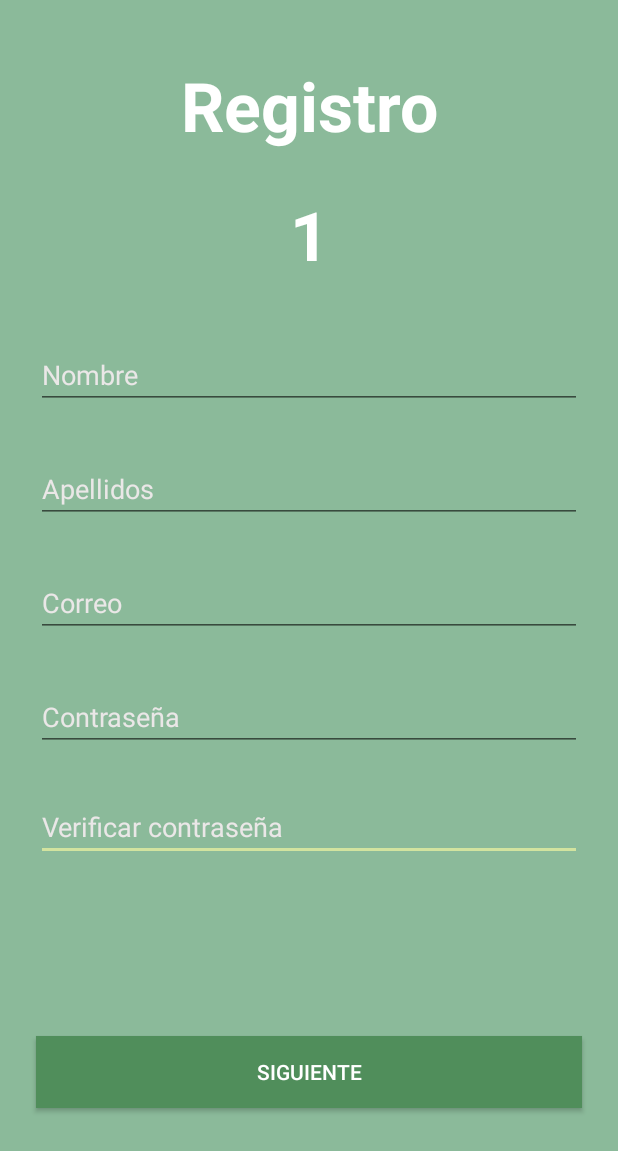
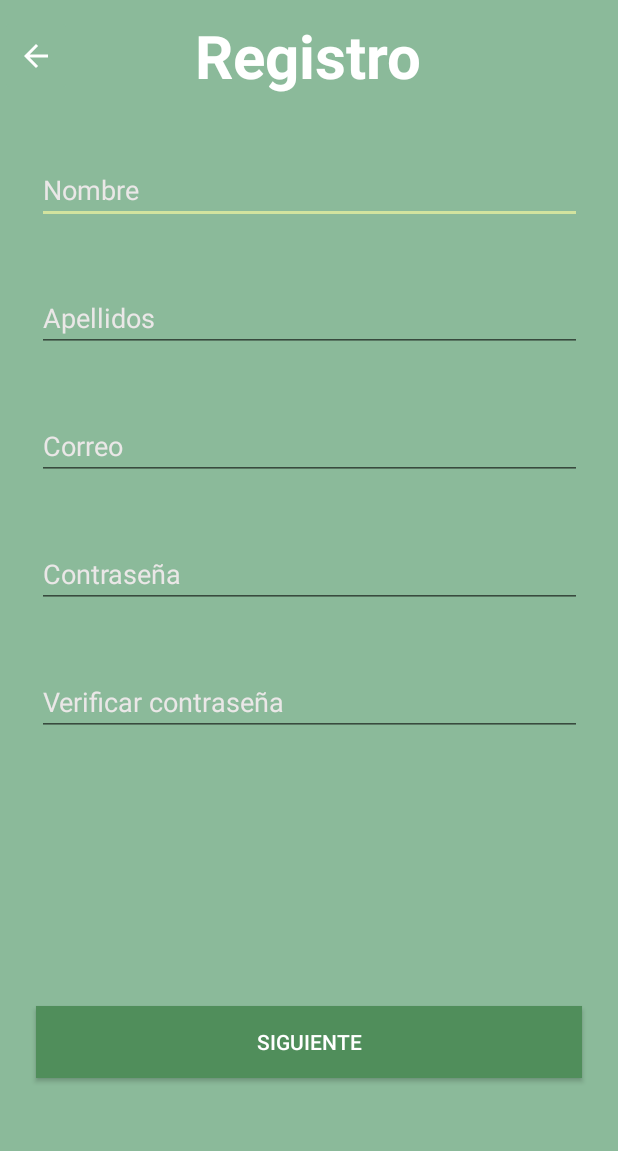
Before and after one commit to Andreyf20/SiembrApp-Android, an Android app: the RegisterActivity_Step_1 screen opened directly, with no data from a screen before it, on a phone screen of 412 x 824 dp. Shown: the top 1151 px of the screen. Run offline under Robolectric (Android 15) with nearby library versions, the phone set to English and light mode, and no system bars.

Commit message:
Added navigation between register activity 1 - 3

```diff
--- a/App/SiembrApp/app/src/main/java/com/example/siembrapp/register/RegisterActivity_Step_1.java
+++ b/App/SiembrApp/app/src/main/java/com/example/siembrapp/register/RegisterActivity_Step_1.java
@@ -2,9 +2,16 @@ package com.example.siembrapp.register;
 
 import androidx.appcompat.app.AppCompatActivity;
 
+import android.app.ActivityOptions;
+import android.content.Intent;
 import android.os.Bundle;
+import android.view.View;
+import android.widget.Button;
+import android.widget.ImageButton;
+import android.widget.Toast;
 
 import com.example.siembrapp.R;
+
 
 public class RegisterActivity_Step_1 extends AppCompatActivity {
 
@@ -12,5 +19,30 @@ public class RegisterActivity_Step_1 extends AppCompatActivity {
     protected void onCreate(Bundle savedInstanceState) {
         super.onCreate(savedInstanceState);
         setContentView(R.layout.activity_register__step_1);
+
+        final ImageButton atrasBtn = findViewById(R.id.atrasBtn);
+        final Button siguienteBtn = findViewById(R.id.continueStep2Btn);
+
+        atrasBtn.setOnClickListener(new View.OnClickListener() {
+            @Override
+            public void onClick(View v) {
+                Toast.makeText(getApplicationContext(),"Not implemented",Toast.LENGTH_SHORT).show();
+            }
+        });
+
+        siguienteBtn.setOnClickListener(new View.OnClickListener() {
+            @Override
+            public void onClick(View v) {
+                Intent registerStep2Intent = new Intent(getApplicationContext(), RegisterActivity_Step_2.class);
+                startActivity(registerStep2Intent);
+            }
+        });
+
+        atrasBtn.setOnClickListener(new View.OnClickListener() {
+            @Override
+            public void onClick(View v) {
+                finish();
+            }
+        });
     }
 }
--- a/App/SiembrApp/app/src/main/java/com/example/siembrapp/ui/login/LoginActivity.java
+++ b/App/SiembrApp/app/src/main/java/com/example/siembrapp/ui/login/LoginActivity.java
@@ -25,7 +25,6 @@ import android.widget.Toast;
 
 import com.example.siembrapp.R;
 import com.example.siembrapp.register.RegisterActivity_Step_1;
-
 
 import org.w3c.dom.Text;
 
--- a/App/SiembrApp/app/src/main/res/layout/activity_register__step_1.xml
+++ b/App/SiembrApp/app/src/main/res/layout/activity_register__step_1.xml
@@ -8,13 +8,112 @@
     android:background="@color/colorPrimary"
     tools:context=".register.RegisterActivity_Step_1">
 
+    <androidx.constraintlayout.widget.ConstraintLayout
+        android:id="@+id/linearLayout"
+        android:layout_width="match_parent"
+        android:layout_height="wrap_content"
+        android:layout_marginTop="10dp"
+        app:layout_constraintEnd_toEndOf="parent"
+        app:layout_constraintStart_toStartOf="parent"
+        app:layout_constraintTop_toTopOf="parent">
+
+        <ImageButton
+            android:id="@+id/atrasBtn"
+            android:layout_width="wrap_content"
+            android:layout_height="0dp"
+            android:backgroundTint="@color/colorPrimary"
+            app:layout_constraintBottom_toBottomOf="parent"
+            app:layout_constraintEnd_toStartOf="@+id/textView"
+            app:layout_constraintStart_toStartOf="parent"
+            app:layout_constraintTop_toTopOf="parent"
+            app:layout_constraintVertical_bias="0.0"
+            app:srcCompat="@drawable/abc_vector_test" />
+
+        <TextView
+            android:id="@+id/textView"
+            android:layout_width="0dp"
+            android:layout_height="wrap_content"
+            android:layout_marginEnd="50dp"
+            android:text="@string/registerHeading"
+            android:textAlignment="center"
+            android:textColor="#FFFFFF"
+            android:textSize="40sp"
+            android:textStyle="bold"
+            app:layout_constraintEnd_toEndOf="parent"
+            app:layout_constraintStart_toEndOf="@+id/atrasBtn"
+            />
+
+    </androidx.constraintlayout.widget.ConstraintLayout>
+
+    <EditText
+        android:id="@+id/nombreEditText"
+        android:layout_width="363dp"
+        android:layout_height="wrap_content"
+        android:layout_marginTop="40dp"
+        android:hint="@string/nombre"
+        android:inputType="text"
+        android:selectAllOnFocus="true"
+        android:textColor="#FFFFFF"
+        android:textColorHint="#EAE7E7"
+        app:layout_constraintEnd_toEndOf="parent"
+        app:layout_constraintHorizontal_bias="0.5"
+        app:layout_constraintStart_toStartOf="parent"
+        app:layout_constraintTop_toBottomOf="@+id/linearLayout" />
+
+    <EditText
+        android:id="@+id/apellidosEditText"
+        android:layout_width="363dp"
+        android:layout_height="wrap_content"
+        android:layout_marginTop="40dp"
+        android:hint="@string/apellidos"
+        android:inputType="text"
+        android:selectAllOnFocus="true"
+        android:textColor="#FFFFFF"
+        android:textColorHint="#EAE7E7"
+        app:layout_constraintEnd_toEndOf="parent"
+        app:layout_constraintHorizontal_bias="0.5"
+        app:layout_constraintStart_toStartOf="parent"
+        app:layout_constraintTop_toBottomOf="@+id/nombreEditText" />
+
+    <EditText
+        android:id="@+id/passwordET"
+        android:layout_width="363dp"
+        android:layout_height="wrap_content"
+        android:layout_marginTop="40dp"
+        android:hint="@string/prompt_password"
+        android:imeActionLabel="@string/action_sign_in_short"
+        android:imeOptions="actionDone"
+        android:inputType="textPassword"
+        android:selectAllOnFocus="true"
+        android:textColor="#FFFFFF"
+        android:textColorHint="#EAE7E7"
+        app:layout_constraintEnd_toEndOf="parent"
+        app:layout_constraintHorizontal_bias="0.5"
+        app:layout_constraintStart_toStartOf="parent"
+        app:layout_constraintTop_toBottomOf="@+id/emailET" />
+
+    <EditText
+        android:id="@+id/emailET"
+        android:layout_width="363dp"
+        android:layout_height="wrap_content"
+        android:layout_marginTop="40dp"
+        android:hint="@string/prompt_email"
+        android:imeActionLabel="@string/action_sign_in_short"
+        android:imeOptions="actionDone"
+        android:inputType="textEmailAddress"
+        android:selectAllOnFocus="true"
+        android:textColor="#FFFFFF"
+        android:textColorHint="#EAE7E7"
+        app:layout_constraintEnd_toEndOf="parent"
+        app:layout_constraintHorizontal_bias="0.5"
+        app:layout_constraintStart_toStartOf="parent"
+        app:layout_constraintTop_toBottomOf="@+id/apellidosEditText" />
+
     <EditText
         android:id="@+id/passwordVerificationET"
-        android:layout_width="0dp"
+        android:layout_width="363dp"
         android:layout_height="wrap_content"
-        android:layout_marginStart="24dp"
-        android:layout_marginTop="28dp"
-        android:layout_marginEnd="24dp"
+        android:layout_marginTop="40dp"
         android:hint="@string/prompt_password_verification"
         android:imeActionLabel="@string/action_sign_in_short"
         android:imeOptions="actionDone"
@@ -23,134 +122,24 @@
         android:textColor="#FFFFFF"
         android:textColorHint="#EAE7E7"
         app:layout_constraintEnd_toEndOf="parent"
-        app:layout_constraintHorizontal_bias="1.0"
+        app:layout_constraintHorizontal_bias="0.5"
         app:layout_constraintStart_toStartOf="parent"
         app:layout_constraintTop_toBottomOf="@+id/passwordET" />
-
-    <EditText
-        android:id="@+id/apellidosEditText"
-        android:layout_width="0dp"
-        android:layout_height="wrap_content"
-        android:layout_marginStart="24dp"
-        android:layout_marginTop="15dp"
-        android:layout_marginEnd="24dp"
-        android:layout_marginBottom="15dp"
-        android:hint="@string/apellidos"
-        android:inputType="text"
-        android:selectAllOnFocus="true"
-        android:textColor="#FFFFFF"
-        android:textColorHint="#EAE7E7"
-        app:layout_constraintBottom_toTopOf="@+id/emailET"
-        app:layout_constraintEnd_toEndOf="parent"
-        app:layout_constraintHorizontal_bias="0.0"
-        app:layout_constraintStart_toStartOf="parent"
-        app:layout_constraintTop_toBottomOf="@+id/nombreEditText" />
-
-    <EditText
-        android:id="@+id/passwordET"
-        android:layout_width="0dp"
-        android:layout_height="wrap_content"
-        android:layout_marginStart="24dp"
-        android:layout_marginTop="15dp"
-        android:layout_marginEnd="24dp"
-        android:layout_marginBottom="15dp"
-        android:hint="@string/prompt_password"
-        android:imeActionLabel="@string/action_sign_in_short"
-        android:imeOptions="actionDone"
-        android:inputType="textPassword"
-        android:selectAllOnFocus="true"
-        android:textColor="#FFFFFF"
-        android:textColorHint="#EAE7E7"
-        app:layout_constraintBottom_toTopOf="@+id/passwordVerificationET"
-        app:layout_constraintEnd_toEndOf="parent"
-        app:layout_constraintHorizontal_bias="0.0"
-        app:layout_constraintStart_toStartOf="parent"
-        app:layout_constraintTop_toBottomOf="@+id/emailET" />
-
-    <EditText
-        android:id="@+id/emailET"
-        android:layout_width="0dp"
-        android:layout_height="wrap_content"
-        android:layout_marginStart="24dp"
-        android:layout_marginTop="15dp"
-        android:layout_marginEnd="24dp"
-        android:layout_marginBottom="15dp"
-        android:hint="@string/prompt_email"
-        android:imeActionLabel="@string/action_sign_in_short"
-        android:imeOptions="actionDone"
-        android:inputType="textEmailAddress"
-        android:selectAllOnFocus="true"
-        android:textColor="#FFFFFF"
-        android:textColorHint="#EAE7E7"
-        app:layout_constraintBottom_toTopOf="@+id/passwordET"
-        app:layout_constraintEnd_toEndOf="parent"
-        app:layout_constraintHorizontal_bias="0.0"
-        app:layout_constraintStart_toStartOf="parent"
-        app:layout_constraintTop_toBottomOf="@+id/apellidosEditText" />
-
-    <EditText
-        android:id="@+id/nombreEditText"
-        android:layout_width="0dp"
-        android:layout_height="wrap_content"
-        android:layout_marginStart="24dp"
-        android:layout_marginTop="15dp"
-        android:layout_marginEnd="24dp"
-        android:layout_marginBottom="15dp"
-        android:hint="@string/nombre"
-        android:inputType="text"
-        android:selectAllOnFocus="true"
-        android:textColor="#FFFFFF"
-        android:textColorHint="#EAE7E7"
-        app:layout_constraintBottom_toTopOf="@+id/apellidosEditText"
-        app:layout_constraintEnd_toEndOf="parent"
-        app:layout_constraintHorizontal_bias="0.0"
-        app:layout_constraintStart_toStartOf="parent"
-        app:layout_constraintTop_toBottomOf="@+id/siembrAppLbl3" />
-
-    <TextView
-        android:id="@+id/siembrAppLbl2"
-        android:layout_width="409dp"
-        android:layout_height="wrap_content"
-        android:layout_marginTop="40dp"
-        android:text="@string/registerHeading"
-        android:textAlignment="center"
-        android:textColor="#FFFFFF"
-        android:textSize="45sp"
-        android:textStyle="bold"
-        app:layout_constraintEnd_toEndOf="parent"
-        app:layout_constraintStart_toStartOf="parent"
-        app:layout_constraintTop_toTopOf="parent" />
-
-    <TextView
-        android:id="@+id/siembrAppLbl3"
-        android:layout_width="409dp"
-        android:layout_height="wrap_content"
-        android:layout_marginTop="25dp"
-        android:layout_marginBottom="25dp"
-        android:text="1"
-        android:textAlignment="center"
-        android:textColor="#FFFFFF"
-        android:textSize="45sp"
-        android:textStyle="bold"
-        app:layout_constraintBottom_toTopOf="@+id/nombreEditText"
-        app:layout_constraintEnd_toEndOf="parent"
-        app:layout_constraintStart_toStartOf="parent"
-        app:layout_constraintTop_toBottomOf="@+id/siembrAppLbl2" />
 
     <Button
         android:id="@+id/continueStep2Btn"
         android:layout_width="0dp"
         android:layout_height="wrap_content"
         android:layout_marginStart="24dp"
-        android:layout_marginTop="40dp"
+        android:layout_marginTop="140dp"
         android:layout_marginEnd="24dp"
+        android:layout_marginBottom="65dp"
         android:background="@color/colorPrimaryDark"
         android:text="@string/siguiente"
         android:textColor="#FFFFFF"
         app:layout_constraintBottom_toBottomOf="parent"
         app:layout_constraintEnd_toEndOf="parent"
+        app:layout_constraintHorizontal_bias="0.0"
         app:layout_constraintStart_toStartOf="parent"
-        app:layout_constraintTop_toBottomOf="@+id/passwordVerificationET"
-        app:layout_constraintVertical_bias="0.473" />
-
+        app:layout_constraintTop_toBottomOf="@+id/passwordVerificationET" />
 </androidx.constraintlayout.widget.ConstraintLayout>
```
Also changed, not shown: App/SiembrApp/app/src/main/java/com/example/siembrapp/register/RegisterActivity_Step_2.java (+44 -0 lines), App/SiembrApp/app/src/main/java/com/example/siembrapp/register/RegisterActivity_Step_3.java (+12 -0 lines), App/SiembrApp/app/src/main/res/layout/activity_register__step_2.xml (+56 -37 lines), App/SiembrApp/app/src/main/res/layout/activity_register__step_3.xml (+51 -34 lines).
